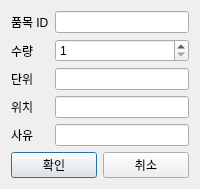
Old version of the form src/ui/dialogs/outbound_dialog.ui in the repository Hyunseung-Nam/Micro_ERP.
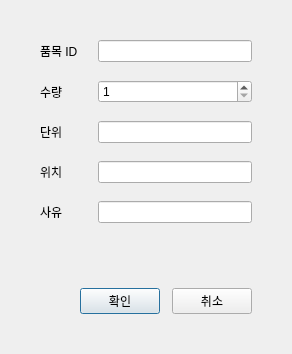
New version of the form.

Diff of the .ui file:
```diff
--- a/src/ui/dialogs/outbound_dialog.ui
+++ b/src/ui/dialogs/outbound_dialog.ui
@@ -6,8 +6,29 @@
    <string>출고</string>
   </property>
   <layout class="QVBoxLayout" name="verticalLayout">
+   <property name="spacing">
+    <number>25</number>
+   </property>
+   <property name="leftMargin">
+    <number>40</number>
+   </property>
+   <property name="topMargin">
+    <number>40</number>
+   </property>
+   <property name="rightMargin">
+    <number>40</number>
+   </property>
+   <property name="bottomMargin">
+    <number>40</number>
+   </property>
    <item>
     <layout class="QFormLayout" name="formLayout">
+     <property name="verticalSpacing">
+      <number>18</number>
+     </property>
+     <property name="horizontalSpacing">
+      <number>20</number>
+     </property>
      <item row="0" column="0">
       <widget class="QLabel" name="itemIdLabel">
        <property name="text">
@@ -67,8 +88,37 @@
      </item>
     </layout>
    </item>
+   <item>
+    <spacer name="verticalSpacer">
+     <property name="orientation">
+      <enum>Qt::Vertical</enum>
+     </property>
+     <property name="sizeHint" stdset="0">
+      <size>
+       <width>20</width>
+       <height>40</height>
+      </size>
+     </property>
+    </spacer>
+   </item>
    <item>
     <layout class="QHBoxLayout" name="buttonLayout">
+     <property name="spacing">
+      <number>12</number>
+     </property>
+     <item>
+      <spacer name="buttonSpacer">
+       <property name="orientation">
+        <enum>Qt::Horizontal</enum>
+       </property>
+       <property name="sizeHint" stdset="0">
+        <size>
+         <width>40</width>
+         <height>20</height>
+        </size>
+       </property>
+      </spacer>
+     </item>
      <item>
       <widget class="QPushButton" name="confirmButton">
        <property name="text">
```
Left out of the diff: 2 changed lines with no effect on the pictures.
